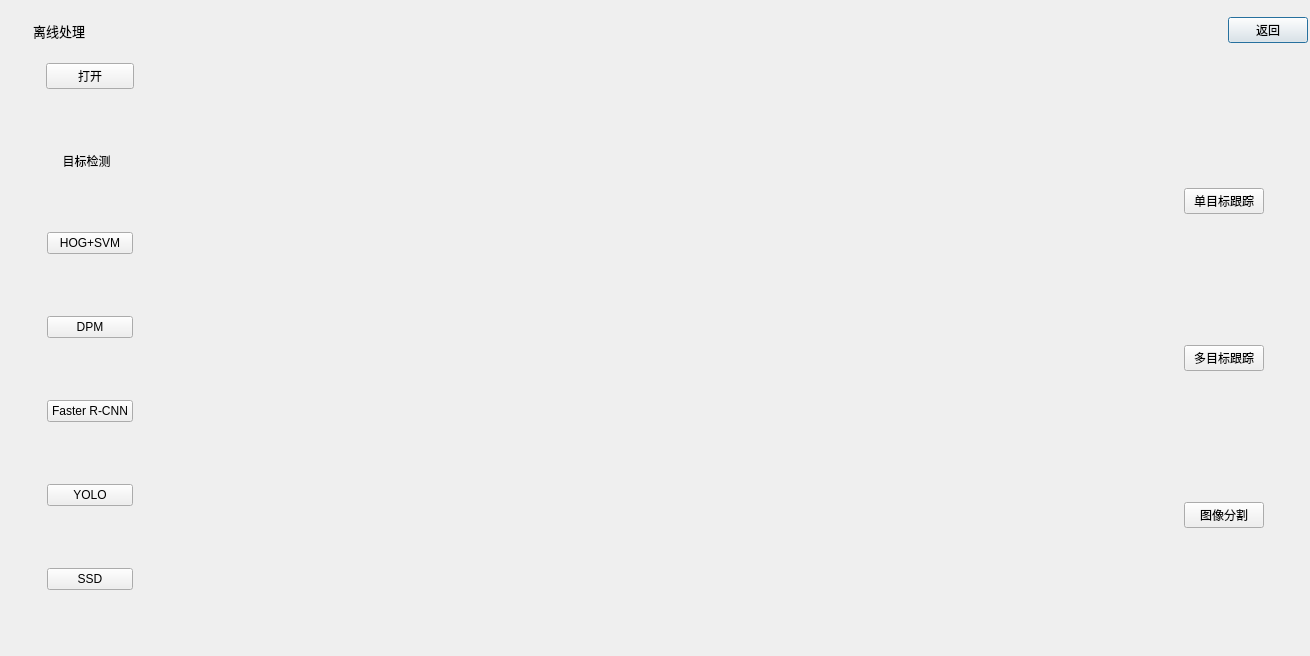
Before: the Qt Designer form VisionAlgShow/offline.ui in MMAPer/VisionAlgShow, drawn with Qt 5.
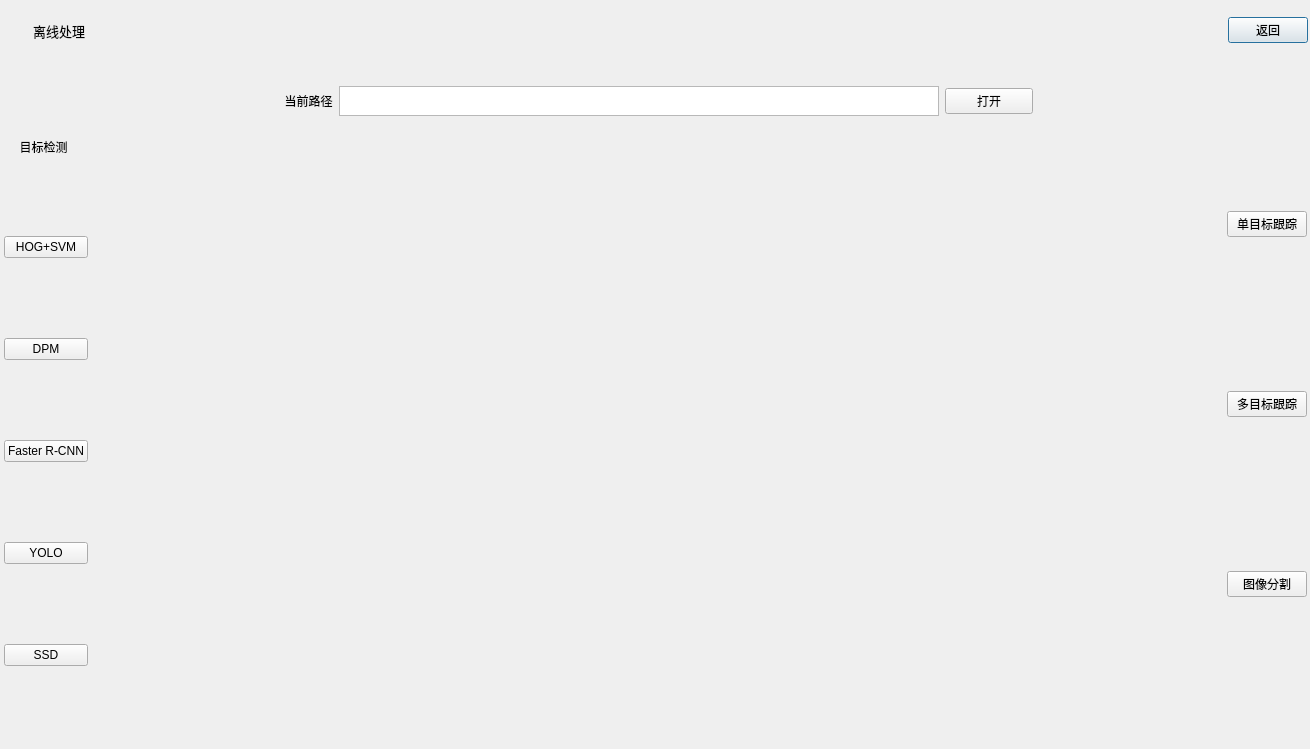
After: the same form once the commit is applied.

```diff
--- a/VisionAlgShow/offline.ui
+++ b/VisionAlgShow/offline.ui
@@ -7,7 +7,7 @@
     <x>0</x>
     <y>0</y>
     <width>1310</width>
-    <height>656</height>
+    <height>749</height>
    </rect>
   </property>
   <property name="sizePolicy">
@@ -19,10 +19,7 @@
   <property name="windowTitle">
    <string>Dialog</string>
   </property>
-  <layout class="QVBoxLayout" name="verticalLayout_3">
-   <property name="spacing">
-    <number>1</number>
-   </property>
+  <layout class="QGridLayout" name="gridLayout">
    <property name="leftMargin">
     <number>1</number>
    </property>
@@ -35,7 +32,10 @@
    <property name="bottomMargin">
     <number>1</number>
    </property>
-   <item>
+   <property name="spacing">
+    <number>1</number>
+   </property>
+   <item row="0" column="0">
     <widget class="QWidget" name="widge_title" native="true">
      <property name="enabled">
       <bool>true</bool>
@@ -125,15 +125,12 @@
      </layout>
     </widget>
    </item>
-   <item>
+   <item row="1" column="0">
     <widget class="QWidget" name="widget_main" native="true">
      <property name="styleSheet">
       <string notr="true">font:9pt &quot;微软雅黑&quot;;</string>
      </property>
      <layout class="QHBoxLayout" name="horizontalLayout_2">
-      <property name="spacing">
-       <number>1</number>
-      </property>
       <property name="leftMargin">
        <number>1</number>
       </property>
@@ -167,25 +164,6 @@
          <property name="bottomMargin">
           <number>1</number>
          </property>
-         <item>
-          <widget class="QPushButton" name="btn_open">
-           <property name="sizePolicy">
-            <sizepolicy hsizetype="Fixed" vsizetype="Fixed">
-             <horstretch>0</horstretch>
-             <verstretch>0</verstretch>
-            </sizepolicy>
-           </property>
-           <property name="minimumSize">
-            <size>
-             <width>88</width>
-             <height>0</height>
-            </size>
-           </property>
-           <property name="text">
-            <string>打开</string>
-           </property>
-          </widget>
-         </item>
          <item>
           <widget class="QWidget" name="deteciton" native="true">
            <property name="sizePolicy">
@@ -271,22 +249,144 @@
        </widget>
       </item>
       <item>
-       <widget class="QLabel" name="label_play">
-        <property name="sizePolicy">
-         <sizepolicy hsizetype="Fixed" vsizetype="Fixed">
-          <horstretch>0</horstretch>
-          <verstretch>0</verstretch>
-         </sizepolicy>
-        </property>
-        <property name="minimumSize">
-         <size>
-          <width>960</width>
-          <height>576</height>
-         </size>
-        </property>
-        <property name="text">
-         <string/>
-        </property>
+       <widget class="QWidget" name="widget_center" native="true">
+        <layout class="QVBoxLayout" name="verticalLayout_3">
+         <item>
+          <widget class="QWidget" name="widget_dir" native="true">
+           <property name="maximumSize">
+            <size>
+             <width>166772</width>
+             <height>60</height>
+            </size>
+           </property>
+           <layout class="QHBoxLayout" name="horizontalLayout_3">
+            <property name="spacing">
+             <number>6</number>
+            </property>
+            <property name="leftMargin">
+             <number>1</number>
+            </property>
+            <property name="topMargin">
+             <number>1</number>
+            </property>
+            <property name="rightMargin">
+             <number>1</number>
+            </property>
+            <property name="bottomMargin">
+             <number>1</number>
+            </property>
+            <item>
+             <spacer name="horizontalSpacer">
+              <property name="orientation">
+               <enum>Qt::Horizontal</enum>
+              </property>
+              <property name="sizeHint" stdset="0">
+               <size>
+                <width>40</width>
+                <height>20</height>
+               </size>
+              </property>
+             </spacer>
+            </item>
+            <item>
+             <widget class="QLabel" name="label_dir">
+              <property name="maximumSize">
+               <size>
+                <width>50</width>
+                <height>30</height>
+               </size>
+              </property>
+              <property name="styleSheet">
+               <string notr="true">color: rgb(0, 0, 0);</string>
+              </property>
+              <property name="text">
+               <string>当前路径</string>
+              </property>
+              <property name="alignment">
+               <set>Qt::AlignCenter</set>
+              </property>
+              <property name="margin">
+               <number>0</number>
+              </property>
+             </widget>
+            </item>
+            <item>
+             <widget class="QTextEdit" name="text_dir">
+              <property name="sizePolicy">
+               <sizepolicy hsizetype="Preferred" vsizetype="Preferred">
+                <horstretch>0</horstretch>
+                <verstretch>0</verstretch>
+               </sizepolicy>
+              </property>
+              <property name="minimumSize">
+               <size>
+                <width>600</width>
+                <height>0</height>
+               </size>
+              </property>
+              <property name="maximumSize">
+               <size>
+                <width>1000</width>
+                <height>30</height>
+               </size>
+              </property>
+             </widget>
+            </item>
+            <item>
+             <widget class="QPushButton" name="btn_open">
+              <property name="sizePolicy">
+               <sizepolicy hsizetype="Fixed" vsizetype="Fixed">
+                <horstretch>0</horstretch>
+                <verstretch>0</verstretch>
+               </sizepolicy>
+              </property>
+              <property name="minimumSize">
+               <size>
+                <width>88</width>
+                <height>0</height>
+               </size>
+              </property>
+              <property name="text">
+               <string>打开</string>
+              </property>
+             </widget>
+            </item>
+            <item>
+             <spacer name="horizontalSpacer_2">
+              <property name="orientation">
+               <enum>Qt::Horizontal</enum>
+              </property>
+              <property name="sizeHint" stdset="0">
+               <size>
+                <width>40</width>
+                <height>20</height>
+               </size>
+              </property>
+             </spacer>
+            </item>
+           </layout>
+          </widget>
+         </item>
+         <item>
+          <widget class="QLabel" name="label_play">
+           <property name="sizePolicy">
+            <sizepolicy hsizetype="Preferred" vsizetype="Preferred">
+             <horstretch>0</horstretch>
+             <verstretch>0</verstretch>
+            </sizepolicy>
+           </property>
+           <property name="minimumSize">
+            <size>
+             <width>960</width>
+             <height>576</height>
+            </size>
+           </property>
+           <property name="text">
+            <string/>
+           </property>
+          </widget>
+         </item>
+        </layout>
        </widget>
       </item>
       <item>
```
